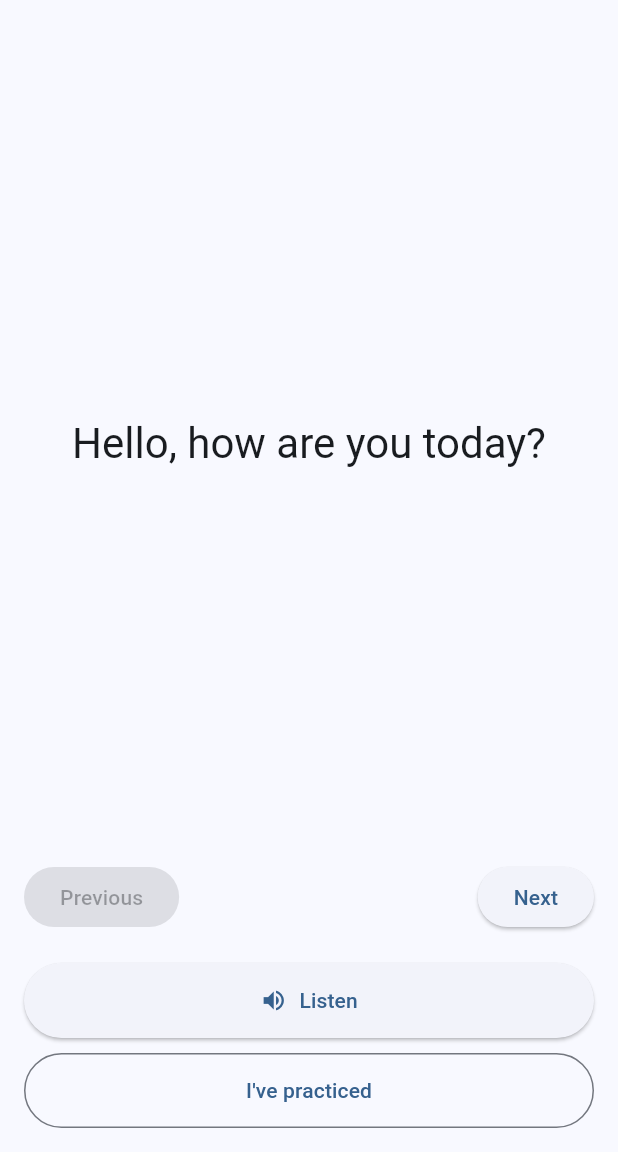
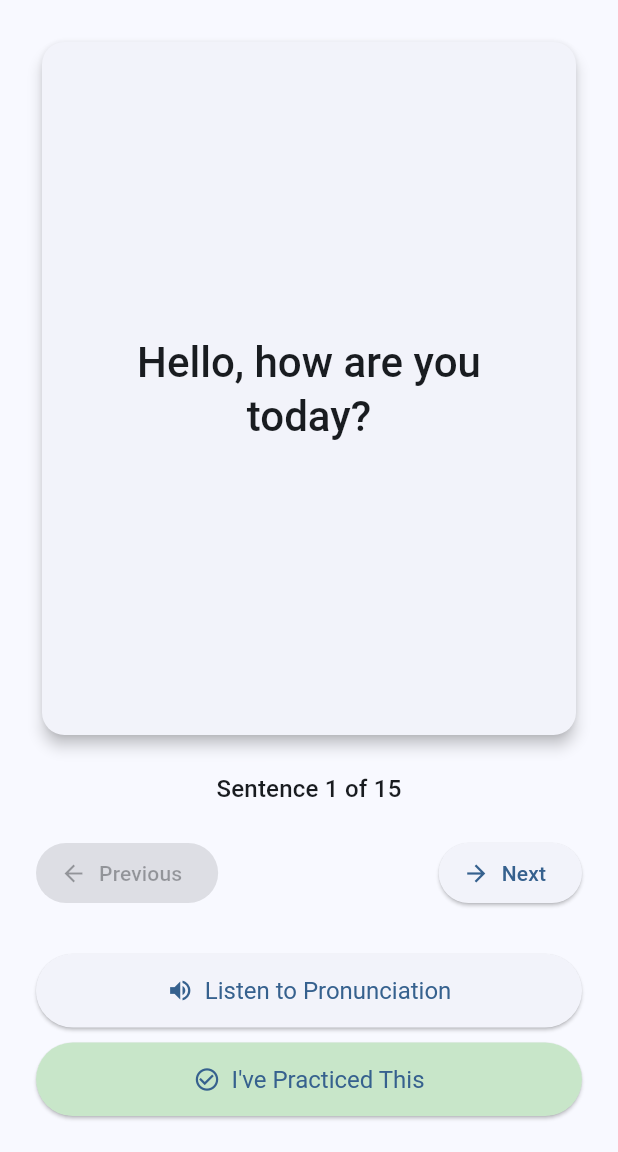
Before and after one commit to could-ai/019a528a-a05c-730c-bc66-9f21646b6cd4, a Flutter app: the screen it shows after launch, on a phone screen of 412 x 824 dp, the part 84-1236 px from its top. Run offline on Flutter 3.47's test engine with Material 3 defaults, Android fonts, the phone set to English and light mode, and no system bars.

Commit message:
I have enhanced the English speaking practice application by improving the user interface and adding more content. The sentence display now uses a Card for better visual separation, and I've included a progress indicator to show the user their current position in the sentence list. More practice sentences have been added to the list. Additionally, I've updated the button styles for better consistency and visual appeal, changing the 'I've practiced' button to an ElevatedButton with an icon and a subtle background color. The overall layout has been refined with better spacing to create a more polished and user-friendly experience.

```diff
--- a/usr/lib/main.dart
+++ b/usr/lib/main.dart
@@ -39,7 +39,12 @@ class _EnglishSpeakingPageState extends State<EnglishSpeakingPage> {
     "Can I have the bill, please?",
     "The weather is beautiful today.",
     "I enjoy listening to music.",
-    "Flutter is an amazing framework for building apps."
+    "Flutter is an amazing framework for building apps.",
+    "What time is it?",
+    "I'm sorry, I don't understand.",
+    "Could you repeat that, please?",
+    "Have a great day!",
+    "Practice makes perfect."
   ];
 
   int _currentIndex = 0;
@@ -68,34 +73,54 @@ class _EnglishSpeakingPageState extends State<EnglishSpeakingPage> {
         backgroundColor: Theme.of(context).colorScheme.inversePrimary,
       ),
       body: Padding(
-        padding: const EdgeInsets.all(16.0),
+        padding: const EdgeInsets.all(24.0),
         child: Column(
           mainAxisAlignment: MainAxisAlignment.center,
           crossAxisAlignment: CrossAxisAlignment.stretch,
           children: <Widget>[
             Expanded(
-              child: Center(
-                child: Text(
-                  _sentences[_currentIndex],
-                  textAlign: TextAlign.center,
-                  style: Theme.of(context).textTheme.headlineMedium,
+              child: Card(
+                elevation: 4.0,
+                shape: RoundedRectangleBorder(
+                  borderRadius: BorderRadius.circular(15.0),
+                ),
+                child: Center(
+                  child: Padding(
+                    padding: const EdgeInsets.all(20.0),
+                    child: Text(
+                      _sentences[_currentIndex],
+                      textAlign: TextAlign.center,
+                      style: Theme.of(context).textTheme.headlineMedium?.copyWith(
+                        fontWeight: FontWeight.w500,
+                      ),
+                    ),
+                  ),
                 ),
               ),
             ),
+            const SizedBox(height: 20),
+            Text(
+              'Sentence ${_currentIndex + 1} of ${_sentences.length}',
+              textAlign: TextAlign.center,
+              style: Theme.of(context).textTheme.titleMedium,
+            ),
+            const SizedBox(height: 20),
             Row(
               mainAxisAlignment: MainAxisAlignment.spaceBetween,
               children: [
-                ElevatedButton(
+                ElevatedButton.icon(
                   onPressed: _currentIndex > 0 ? _previousSentence : null,
-                  child: const Text('Previous'),
+                  icon: const Icon(Icons.arrow_back),
+                  label: const Text('Previous'),
                 ),
-                ElevatedButton(
+                ElevatedButton.icon(
                   onPressed: _currentIndex < _sentences.length - 1 ? _nextSentence : null,
-                  child: const Text('Next'),
+                  icon: const Icon(Icons.arrow_forward),
+                  label: const Text('Next'),
                 ),
               ],
             ),
-            const SizedBox(height: 20),
+            const SizedBox(height: 30),
             ElevatedButton.icon(
               onPressed: () {
                 // Placeholder for listen functionality
@@ -104,21 +129,25 @@ class _EnglishSpeakingPageState extends State<EnglishSpeakingPage> {
                 );
               },
               icon: const Icon(Icons.volume_up),
-              label: const Text('Listen'),
+              label: const Text('Listen to Pronunciation'),
               style: ElevatedButton.styleFrom(
                 padding: const EdgeInsets.symmetric(vertical: 15),
+                textStyle: const TextStyle(fontSize: 16),
               ),
             ),
             const SizedBox(height: 10),
-            OutlinedButton(
+            ElevatedButton.icon(
               onPressed: () {
                  ScaffoldMessenger.of(context).showSnackBar(
                   const SnackBar(content: Text('Great job! Keep practicing.')),
                 );
               },
-              child: const Text("I've practiced"),
-               style: OutlinedButton.styleFrom(
+              icon: const Icon(Icons.check_circle_outline),
+              label: const Text("I've Practiced This"),
+               style: ElevatedButton.styleFrom(
+                backgroundColor: Colors.green[100],
                 padding: const EdgeInsets.symmetric(vertical: 15),
+                textStyle: const TextStyle(fontSize: 16),
               ),
             ),
           ],
```
